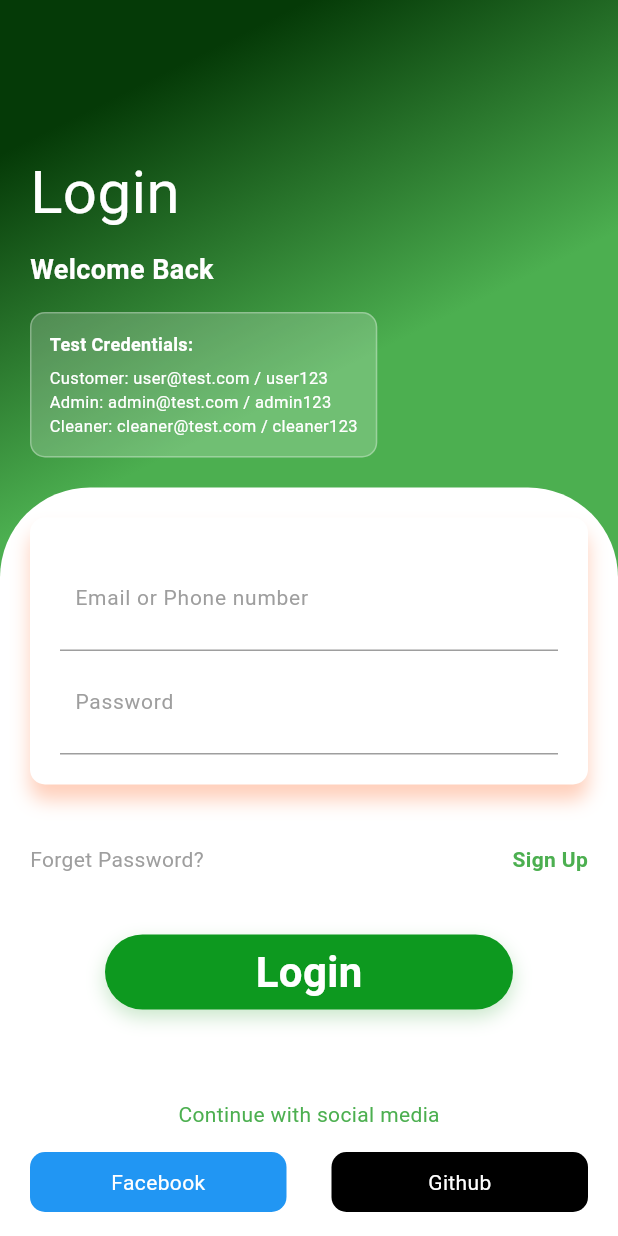
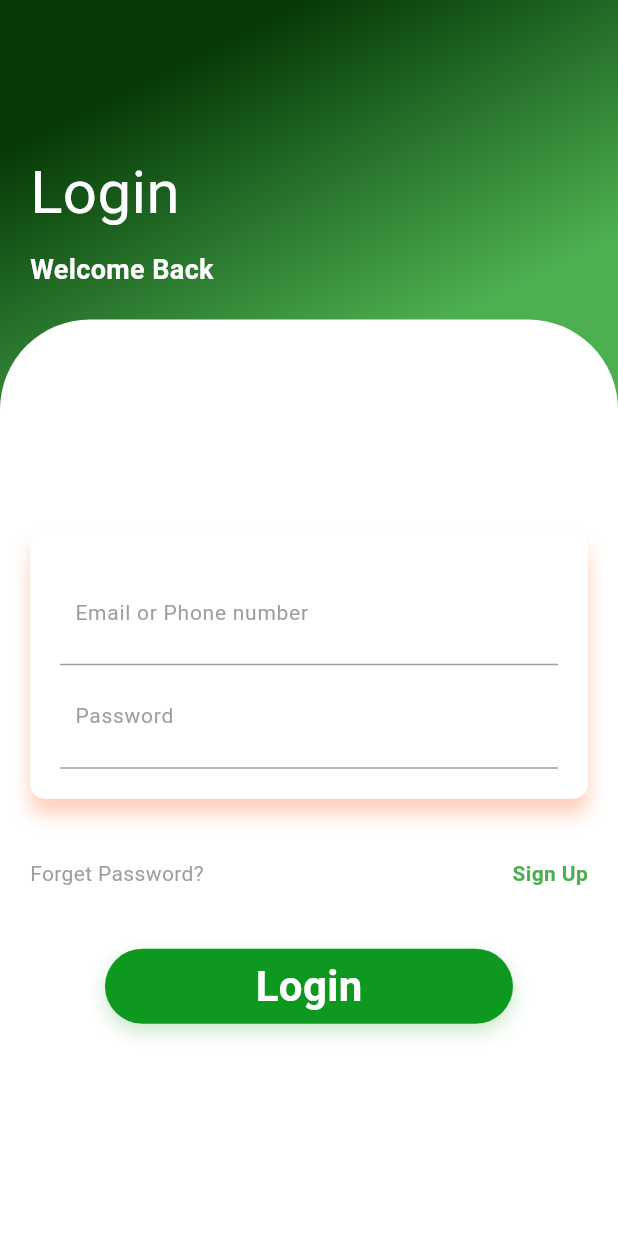
Before and after one commit to Pukar-Timalsena/cleaner_app, a Flutter app: the Loginpage screen opened by its route, on a phone screen of 412 x 824 dp. Run offline on Flutter 3.47's test engine with Material 3 defaults, Android fonts, the phone set to English and light mode, and no system bars; our stand-ins replace flutter_rating_bar, image_picker, shared_preferences; accounts and stored records are empty.

Commit message:
remove credential in login

```diff
--- a/lib/login_page.dart
+++ b/lib/login_page.dart
@@ -145,51 +145,6 @@ class _LoginpageState extends State<Loginpage> {
                       color: Colors.white,
                       fontSize: responsive.responsiveFontSize(18, tabletSize: 20, desktopSize: 22),
                       fontWeight: FontWeight.bold,
-                    ),
-                  ),
-                  SizedBox(height: responsive.spacing(15)),
-                  // Test Credentials Info
-                  Container(
-                    padding: EdgeInsets.all(responsive.spacing(12)),
-                    decoration: BoxDecoration(
-                      color: Colors.white.withOpacity(0.2),
-                      borderRadius: BorderRadius.circular(10),
-                      border: Border.all(color: Colors.white.withOpacity(0.3)),
-                    ),
-                    child: Column(
-                      crossAxisAlignment: CrossAxisAlignment.start,
-                      children: [
-                        Text(
-                          "Test Credentials:",
-                          style: TextStyle(
-                            color: Colors.white,
-                            fontSize: responsive.responsiveFontSize(12),
-                            fontWeight: FontWeight.bold,
-                          ),
-                        ),
-                        SizedBox(height: responsive.spacing(6)),
-                        Text(
-                          "Customer: user@test.com / user123",
-                          style: TextStyle(
-                            color: Colors.white,
-                            fontSize: responsive.responsiveFontSize(11),
-                          ),
-                        ),
-                        Text(
-                          "Admin: admin@test.com / admin123",
-                          style: TextStyle(
-                            color: Colors.white,
-                            fontSize: responsive.responsiveFontSize(11),
-                          ),
-                        ),
-                        Text(
-                          "Cleaner: cleaner@test.com / cleaner123",
-                          style: TextStyle(
-                            color: Colors.white,
-                            fontSize: responsive.responsiveFontSize(11),
-                          ),
-                        ),
-                      ],
                     ),
                   ),
                 ],
@@ -350,59 +305,6 @@ class _LoginpageState extends State<Loginpage> {
                           ),
                         ),
 
-                        SizedBox(height: responsive.spacing(60)),
-
-                        Text(
-                          'Continue with social media',
-                          style: TextStyle(
-                            color: Colors.green,
-                            fontSize: responsive.responsiveFontSize(14, tabletSize: 15, desktopSize: 16),
-                          ),
-                        ),
-
-                        SizedBox(height: responsive.spacing(15)),
-
-                        Row(
-                          children: <Widget>[
-                            Expanded(
-                              child: Container(
-                                height: responsive.spacing(40),
-                                decoration: BoxDecoration(
-                                  borderRadius: BorderRadius.circular(10),
-                                  color: Colors.blue,
-                                ),
-                                child: Center(
-                                  child: Text(
-                                    "Facebook",
-                                    style: TextStyle(
-                                      color: Colors.white,
-                                      fontSize: responsive.responsiveFontSize(14, tabletSize: 15, desktopSize: 16),
-                                    ),
-                                  ),
-                                ),
-                              ),
-                            ),
-                            SizedBox(width: responsive.spacing(30)),
-                            Expanded(
-                              child: Container(
-                                height: responsive.spacing(40),
-                                decoration: BoxDecoration(
-                                  borderRadius: BorderRadius.circular(10),
-                                  color: Colors.black,
-                                ),
-                                child: Center(
-                                  child: Text(
-                                    "Github",
-                                    style: TextStyle(
-                                      color: Colors.white,
-                                      fontSize: responsive.responsiveFontSize(14, tabletSize: 15, desktopSize: 16),
-                                    ),
-                                  ),
-                                ),
-                              ),
-                            ),
-                          ],
-                        ),
                       ],
                     ),
                   ),
```
Also changed, not shown: pubspec.lock.
